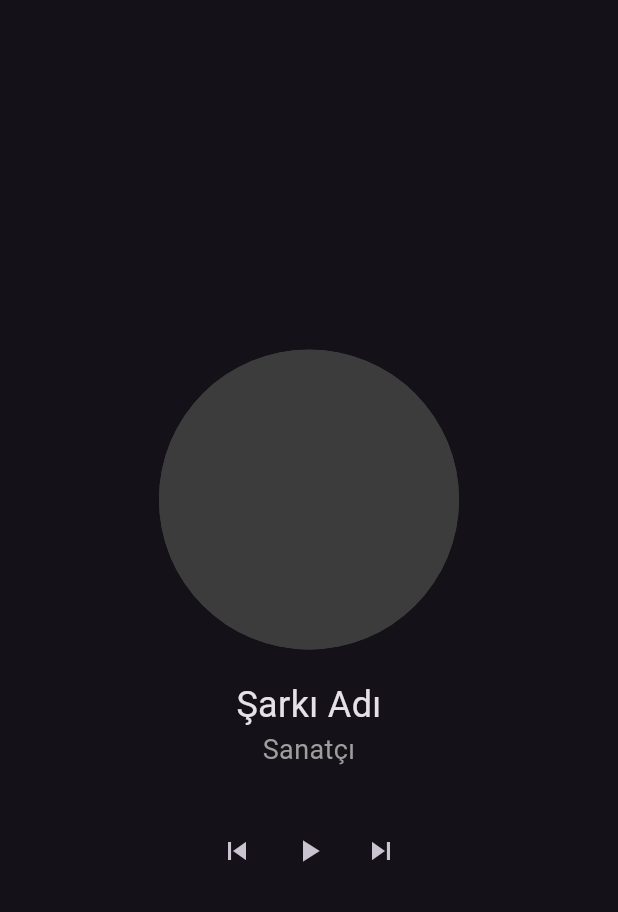
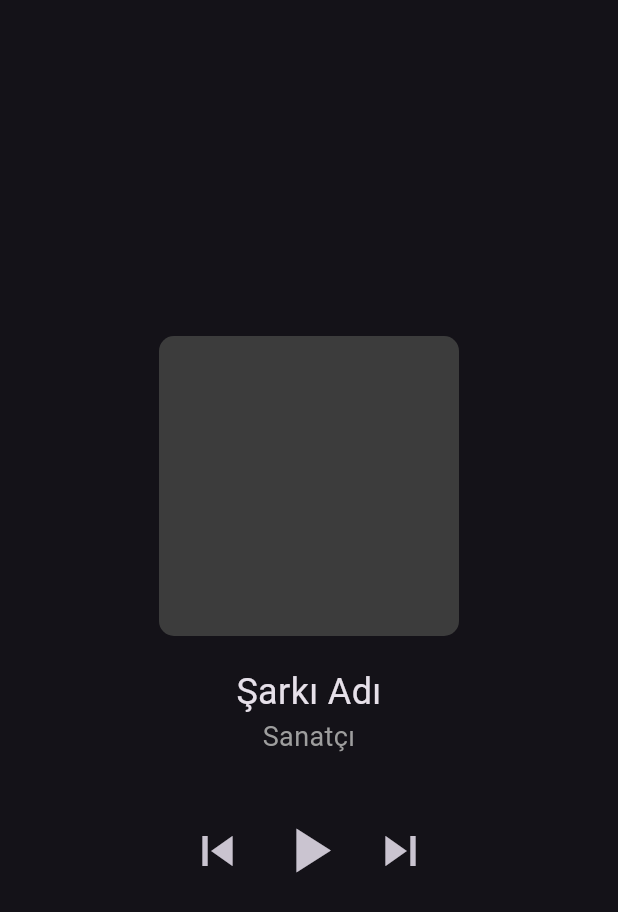
Before and after one commit to iwishkem/MusicController, a Flutter app: the screen it shows after launch, after a tap on the "skip previous" icon, on a phone screen of 412 x 824 dp. Shown: the top 912 px of the screen. Run offline on Flutter 3.47's test engine with Material 3 defaults, Android fonts, the phone set to English and light mode, and no system bars.

Commit message:
Update main.dart

```diff
--- a/lib/main.dart
+++ b/lib/main.dart
@@ -1,7 +1,9 @@
 import 'package:flutter/material.dart';
-import 'package:media_notification_listener/media_notification_listener.dart';
+import 'package:flutter/services.dart';
 
-void main() => runApp(KemPlayerApp());
+void main() {
+  runApp(KemPlayerApp());
+}
 
 class KemPlayerApp extends StatelessWidget {
   @override
@@ -20,42 +22,73 @@ class MusicControlScreen extends StatefulWidget {
 }
 
 class _MusicControlScreenState extends State<MusicControlScreen> {
-  MediaNotification? _notification;
+  static const platform = MethodChannel('kemplayer/media');
+
+  String title = 'Şarkı Adı';
+  String artist = 'Sanatçı';
+  String albumArtUri = '';
 
   @override
   void initState() {
     super.initState();
-    MediaNotificationListener().stream.listen((notification) {
+    platform.setMethodCallHandler(_platformCallHandler);
+    _updateMediaInfo();
+  }
+
+  Future<void> _updateMediaInfo() async {
+    try {
+      final info = await platform.invokeMethod('getMediaInfo');
       setState(() {
-        _notification = notification;
+        title = info['title'] ?? 'Şarkı Adı';
+        artist = info['artist'] ?? 'Sanatçı';
+        albumArtUri = info['albumArtUri'] ?? '';
       });
-    });
+    } on PlatformException catch (e) {
+      print("Failed to get media info: '${e.message}'.");
+    }
+  }
+
+  Future<void> _sendMediaControl(String command) async {
+    try {
+      await platform.invokeMethod('mediaControl', {'command': command});
+    } on PlatformException catch (e) {
+      print("Failed to send media control: '${e.message}'.");
+    }
+  }
+
+  Future<dynamic> _platformCallHandler(MethodCall call) async {
+    switch (call.method) {
+      case 'mediaInfoUpdated':
+        _updateMediaInfo();
+        break;
+      default:
+        print('Unknown method ${call.method}');
+    }
   }
 
   @override
   Widget build(BuildContext context) {
-    final artwork = _notification?.artUri != null
-        ? NetworkImage(_notification!.artUri!)
-        : AssetImage('assets/placeholder.png') as ImageProvider;
+    final albumArt = albumArtUri.isNotEmpty
+        ? Image.network(albumArtUri, width: 200, height: 200, fit: BoxFit.cover)
+        : Image.asset('assets/placeholder.png', width: 200, height: 200);
 
     return Scaffold(
       body: Center(
         child: Column(
           mainAxisAlignment: MainAxisAlignment.center,
           children: [
-            CircleAvatar(
-              radius: 100,
-              backgroundImage: artwork,
-              backgroundColor: Colors.grey[800],
+            ClipRRect(
+              borderRadius: BorderRadius.circular(10),
+              child: albumArt,
             ),
             SizedBox(height: 20),
             Text(
-              _notification?.title ?? 'Şarkı Adı',
+              title,
               style: TextStyle(fontSize: 24),
               textAlign: TextAlign.center,
             ),
             Text(
-              _notification?.artist ?? 'Sanatçı',
+              artist,
               style: TextStyle(fontSize: 18, color: Colors.grey),
               textAlign: TextAlign.center,
             ),
@@ -64,17 +97,17 @@ class _MusicControlScreenState extends State<MusicControlScreen> {
               mainAxisAlignment: MainAxisAlignment.center,
               children: [
                 IconButton(
-                  icon: Icon(Icons.skip_previous),
-                  onPressed: () => MediaNotificationListener().prev(),
-                ),
+                    icon: Icon(Icons.skip_previous),
+                    iconSize: 40,
+                    onPressed: () => _sendMediaControl('previous')),
                 IconButton(
-                  icon: Icon(Icons.play_arrow),
-                  onPressed: () => MediaNotificationListener().play(),
-                ),
+                    icon: Icon(Icons.play_arrow),
+                    iconSize: 50,
+                    onPressed: () => _sendMediaControl('play_pause')),
                 IconButton(
-                  icon: Icon(Icons.skip_next),
-                  onPressed: () => MediaNotificationListener().next(),
-                ),
+                    icon: Icon(Icons.skip_next),
+                    iconSize: 40,
+                    onPressed: () => _sendMediaControl('next')),
               ],
             ),
           ],
```
